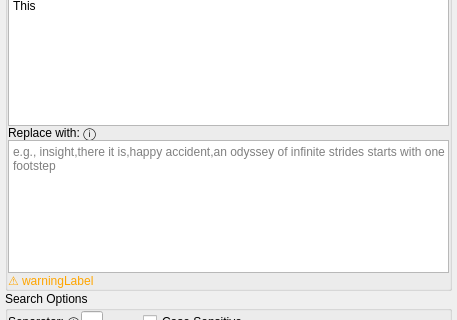
The window that mainwindow.ui (js-lm/Simple-Word-Replacer) describes before a commit, drawn with Qt 5; both pictures show x 0 to 457 and y 136 to 456 of the 457 by 655 pixel window.
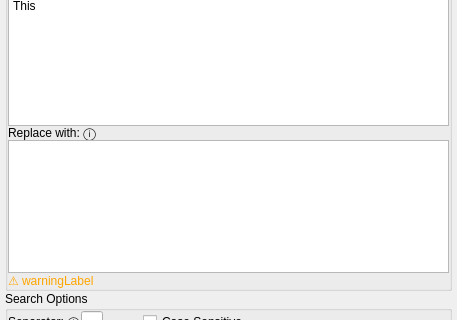
The same window after the commit. The open tabs and pages were chosen to show the change. Icons and pictures are not drawn. Custom widgets are drawn as their Qt base class.

Diff of the .ui file:
```diff
--- a/mainwindow.ui
+++ b/mainwindow.ui
@@ -235,6 +235,9 @@
            <property name="focusPolicy">
             <enum>Qt::FocusPolicy::ClickFocus</enum>
            </property>
+           <property name="plainText">
+            <string/>
+           </property>
            <property name="placeholderText">
             <string>e.g., insight,there it is,happy accident,an odyssey of infinite strides starts with one footstep</string>
            </property>
```
Left out of the diff: 3 changed lines with no effect on the pictures.
